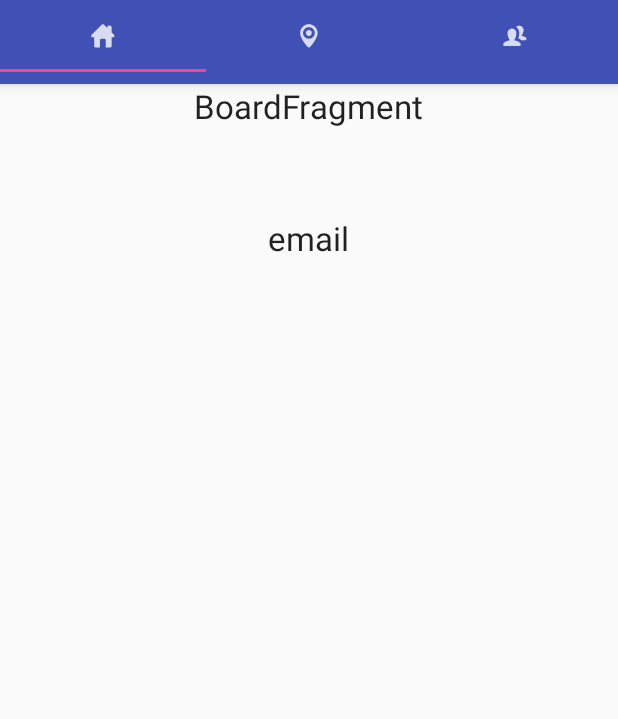
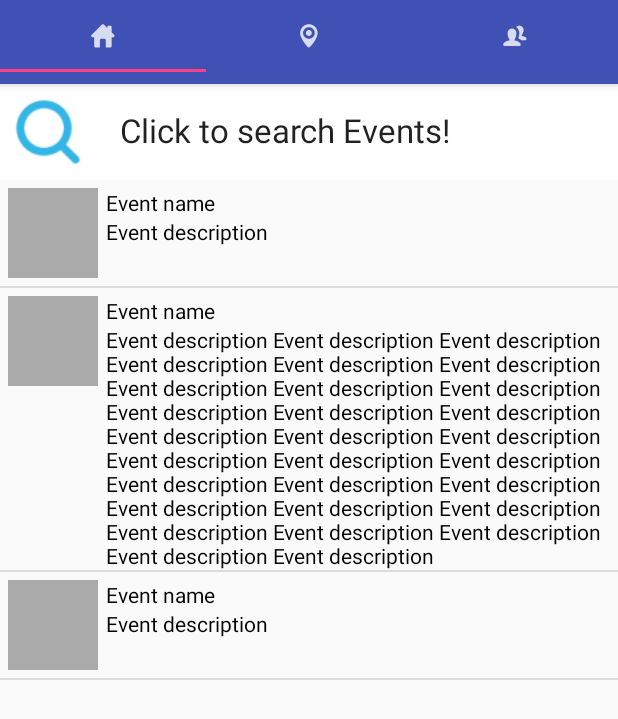
Before and after one commit to Hippo14/PracaLicencjacka_Prototyp2, an Android app: the BoardFragment screen opened directly, with no data from a screen before it, on a phone screen of 412 x 824 dp. Shown: the top 719 px of the screen. Run offline under Robolectric (Android 15) with nearby library versions, the phone set to English and light mode, and no system bars; libraries missing offline, so code that uses them is left out: com.facebook; 1 statement that could not run was skipped.

```diff
--- a/app/src/main/AndroidManifest.xml
+++ b/app/src/main/AndroidManifest.xml
@@ -50,6 +50,10 @@
             android:name="com.google.android.maps.v2.API_KEY"
             android:value="@string/google_maps_key" />
 
+        <activity
+            android:name=".SearchEventActivity"
+            android:label="@string/title_activity_search_event" >
+        </activity>
     </application>
 
 </manifest>
--- /dev/null
+++ b/app/src/main/java/wmp/uksw/pl/pracalicencjacka_prototyp2/SearchEventActivity.java
@@ -0,0 +1,37 @@
+package wmp.uksw.pl.pracalicencjacka_prototyp2;
+
+import android.support.v7.app.AppCompatActivity;
+import android.os.Bundle;
+import android.view.Menu;
+import android.view.MenuItem;
+
+public class SearchEventActivity extends AppCompatActivity {
+
+    @Override
+    protected void onCreate(Bundle savedInstanceState) {
+        super.onCreate(savedInstanceState);
+        setContentView(R.layout.activity_search_event);
+    }
+
+    @Override
+    public boolean onCreateOptionsMenu(Menu menu) {
+        // Inflate the menu; this adds items to the action bar if it is present.
+        getMenuInflater().inflate(R.menu.menu_search_event, menu);
+        return true;
+    }
+
+    @Override
+    public boolean onOptionsItemSelected(MenuItem item) {
+        // Handle action bar item clicks here. The action bar will
+        // automatically handle clicks on the Home/Up button, so long
+        // as you specify a parent activity in AndroidManifest.xml.
+        int id = item.getItemId();
+
+        //noinspection SimplifiableIfStatement
+        if (id == R.id.action_settings) {
+            return true;
+        }
+
+        return super.onOptionsItemSelected(item);
+    }
+}
--- /dev/null
+++ b/app/src/main/java/wmp/uksw/pl/pracalicencjacka_prototyp2/adapter/EventAdapter.java
@@ -0,0 +1,41 @@
+package wmp.uksw.pl.pracalicencjacka_prototyp2.adapter;
+
+import android.content.Context;
+import android.view.LayoutInflater;
+import android.view.View;
+import android.view.ViewGroup;
+import android.widget.ArrayAdapter;
+import android.widget.TextView;
+
+import java.util.List;
+
+import wmp.uksw.pl.pracalicencjacka_prototyp2.R;
+import wmp.uksw.pl.pracalicencjacka_prototyp2.models.EventRow;
+
+/**
+ * Created by MSI on 2016-01-14.
+ */
+public class EventAdapter extends ArrayAdapter<EventRow> {
+
+    public EventAdapter(Context context, List<EventRow> list) {
+        super(context, 0, list);
+    }
+
+    @Override
+    public View getView(int position, View convertView, ViewGroup parent) {
+
+        EventRow eventRow = getItem(position);
+
+        if (convertView == null)
+            convertView = LayoutInflater.from(getContext()).inflate(R.layout.event_adapter, parent, false);
+
+        TextView eventName = (TextView) convertView.findViewById(R.id.eventName);
+        TextView eventDescription = (TextView) convertView.findViewById(R.id.eventDescription);
+
+        eventName.setText(eventRow.name);
+        eventDescription.setText(eventRow.description);
+
+        return convertView;
+    }
+
+}
--- a/app/src/main/java/wmp/uksw/pl/pracalicencjacka_prototyp2/fragments/BoardFragment.java
+++ b/app/src/main/java/wmp/uksw/pl/pracalicencjacka_prototyp2/fragments/BoardFragment.java
@@ -1,14 +1,24 @@
 package wmp.uksw.pl.pracalicencjacka_prototyp2.fragments;
 
+import android.content.Intent;
+import android.support.v4.app.Fragment;
 import android.os.Bundle;
-import android.support.v4.app.Fragment;
 import android.view.LayoutInflater;
 import android.view.View;
 import android.view.ViewGroup;
-import android.widget.TextView;
+import android.widget.AdapterView;
+import android.widget.ImageButton;
+import android.widget.LinearLayout;
+import android.widget.ListView;
+
+import java.util.ArrayList;
+import java.util.List;
 
 import wmp.uksw.pl.pracalicencjacka_prototyp2.R;
+import wmp.uksw.pl.pracalicencjacka_prototyp2.SearchEventActivity;
+import wmp.uksw.pl.pracalicencjacka_prototyp2.adapter.EventAdapter;
 import wmp.uksw.pl.pracalicencjacka_prototyp2.helpers.SessionManager;
+import wmp.uksw.pl.pracalicencjacka_prototyp2.models.EventRow;
 import wmp.uksw.pl.pracalicencjacka_prototyp2.user.ProfileUser;
 
 /**
@@ -16,31 +26,60 @@ import wmp.uksw.pl.pracalicencjacka_prototyp2.user.ProfileUser;
  */
 public class BoardFragment extends Fragment {
 
-    // Store instance variables
-    private String title;
-    private int page;
+    private ListView listView;
+    private EventAdapter eventAdapter;
+    private SessionManager sessionManager;
+    private List<EventRow> list;
 
-    private SessionManager sessionManager;
+    private LinearLayout linearLayout;
+
+    @Override
+    public void onCreate(Bundle savedInstanceState) {
+        super.onCreate(savedInstanceState);
+
+        sessionManager = new SessionManager(getActivity().getApplicationContext());
+        ProfileUser profileUser = sessionManager.getProfileUser();
+
+        list = new ArrayList<>();
+        list.add(new EventRow("", "Event name", "Event description"));
+        list.add(new EventRow("", "Event name", "Event description Event description Event description Event description Event description Event description Event description Event description Event description Event description Event description Event description Event description Event description Event description Event description Event description Event description Event description Event description Event description Event description Event description Event description Event description Event description Event description Event description Event description "));
+        list.add(new EventRow("", "Event name", "Event description"));
+
+        eventAdapter = new EventAdapter(getActivity().getApplicationContext(), list);
+    }
 
     // Inflate the view for the fragment based on layout XML
     @Override
     public View onCreateView(LayoutInflater inflater, ViewGroup container, Bundle savedInstanceState) {
         View view = inflater.inflate(R.layout.fragment_board, container, false);
 
-        sessionManager = new SessionManager(getActivity().getApplicationContext());
+        linearLayout = (LinearLayout) view.findViewById(R.id.Board_searchEvent);
+        linearLayout.setOnClickListener(new View.OnClickListener() {
+            @Override
+            public void onClick(View v) {
+                Intent intent = new Intent(getActivity(), SearchEventActivity.class);
+                startActivity(intent);
+                getActivity().finish();
+            }
+        });
 
-        TextView name = (TextView) view.findViewById(R.id.name);
-        TextView email = (TextView) view.findViewById(R.id.email);
-        TextView accountType = (TextView) view.findViewById(R.id.accountType);
+        listView = (ListView) view.findViewById(android.R.id.list);
 
-        ProfileUser profileUser = sessionManager.getProfileUser();
+        listView.setOnItemClickListener(new AdapterView.OnItemClickListener() {
+            @Override
+            public void onItemClick(AdapterView<?> parent, View view, int position, long id) {
 
-        name.setText(profileUser.getName());
-        email.setText(profileUser.getEmail());
-        accountType.setText(profileUser.getAccountType());
+            }
+        });
 
+        listView.setAdapter(eventAdapter);
 
         return view;
     }
 
+    @Override
+    public void onActivityCreated(Bundle savedInstanceState) {
+        super.onActivityCreated(savedInstanceState);
+    }
+
 }
--- a/app/src/main/java/wmp/uksw/pl/pracalicencjacka_prototyp2/fragments/EventsFragment.java
+++ b/app/src/main/java/wmp/uksw/pl/pracalicencjacka_prototyp2/fragments/EventsFragment.java
@@ -1,7 +1,7 @@
 package wmp.uksw.pl.pracalicencjacka_prototyp2.fragments;
 
+import android.support.v4.app.Fragment;
 import android.os.Bundle;
-import android.support.v4.app.Fragment;
 import android.view.LayoutInflater;
 import android.view.View;
 import android.view.ViewGroup;
--- /dev/null
+++ b/app/src/main/java/wmp/uksw/pl/pracalicencjacka_prototyp2/models/EventRow.java
@@ -0,0 +1,17 @@
+package wmp.uksw.pl.pracalicencjacka_prototyp2.models;
+
+/**
+ * Created by MSI on 2016-01-14.
+ */
+public class EventRow {
+
+    private String imageUrl;
+    public String name;
+    public String description;
+
+    public EventRow (String imageUrl, String name, String description) {
+        this.imageUrl = imageUrl;
+        this.name = name;
+        this.description = description;
+    }
+}
--- /dev/null
+++ b/app/src/main/res/layout/activity_search_event.xml
@@ -0,0 +1,12 @@
+<RelativeLayout xmlns:android="http://schemas.android.com/apk/res/android"
+    xmlns:tools="http://schemas.android.com/tools" android:layout_width="match_parent"
+    android:layout_height="match_parent" android:paddingLeft="@dimen/activity_horizontal_margin"
+    android:paddingRight="@dimen/activity_horizontal_margin"
+    android:paddingTop="@dimen/activity_vertical_margin"
+    android:paddingBottom="@dimen/activity_vertical_margin"
+    tools:context="wmp.uksw.pl.pracalicencjacka_prototyp2.SearchEventActivity">
+
+    <TextView android:text="@string/hello_world" android:layout_width="wrap_content"
+        android:layout_height="wrap_content" />
+
+</RelativeLayout>
--- /dev/null
+++ b/app/src/main/res/layout/event_adapter.xml
@@ -0,0 +1,37 @@
+<?xml version="1.0" encoding="utf-8"?>
+<RelativeLayout xmlns:android="http://schemas.android.com/apk/res/android"
+    android:orientation="vertical" android:layout_width="match_parent"
+    android:layout_height="match_parent">
+
+    <ImageView
+        android:id="@+id/item_imageView"
+        android:background="@android:color/darker_gray"
+        android:layout_width="60dp"
+        android:layout_height="60dp"
+        android:layout_margin="5dp"
+        android:layout_alignParentLeft="true"
+        android:layout_marginLeft="10dp"
+        android:layout_alignParentTop="true"
+        android:layout_marginTop="10dp" />
+
+    <TextView
+        android:id="@+id/eventName"
+        android:layout_width="wrap_content"
+        android:layout_height="wrap_content"
+        android:text="Name"
+        android:textColor="#000000"
+        android:layout_marginLeft="0dp"
+        android:layout_alignTop="@+id/item_imageView"
+        android:layout_alignStart="@+id/eventDescription" />
+
+    <TextView
+        android:id="@+id/eventDescription"
+        android:layout_width="wrap_content"
+        android:layout_height="wrap_content"
+        android:text="Description"
+        android:textColor="#000000"
+        android:layout_marginLeft="0dp"
+        android:layout_below="@+id/eventName"
+        android:layout_toEndOf="@+id/item_imageView" />
+
+</RelativeLayout>
--- a/app/src/main/res/layout/fragment_board.xml
+++ b/app/src/main/res/layout/fragment_board.xml
@@ -1,39 +1,45 @@
 <?xml version="1.0" encoding="utf-8"?>
 <LinearLayout xmlns:android="http://schemas.android.com/apk/res/android"
     android:orientation="vertical" android:layout_width="match_parent"
-    android:layout_height="match_parent">
+    android:layout_height="match_parent"
+    android:weightSum="1">
 
 
-    <TextView
-        android:layout_width="wrap_content"
+    <LinearLayout
+        android:orientation="horizontal"
+        android:layout_width="match_parent"
         android:layout_height="wrap_content"
-        android:textAppearance="?android:attr/textAppearanceLarge"
-        android:text="BoardFragment"
-        android:id="@+id/textView"
-        android:layout_gravity="center_horizontal" />
+        android:background="#ffffff"
+        android:id="@+id/Board_searchEvent">
 
-    <TextView
-        android:layout_width="wrap_content"
-        android:layout_height="wrap_content"
-        android:textAppearance="?android:attr/textAppearanceLarge"
-        android:text="Large Text"
-        android:id="@+id/name"
-        android:layout_gravity="center_horizontal" />
+        <ImageButton
+            android:layout_width="64dp"
+            android:layout_height="64dp"
+            android:id="@+id/imageButton"
+            android:background="@mipmap/ic_search" />
 
-    <TextView
-        android:layout_width="wrap_content"
-        android:layout_height="wrap_content"
-        android:textAppearance="?android:attr/textAppearanceLarge"
-        android:text="Large Text"
-        android:id="@+id/email"
-        android:layout_gravity="center_horizontal" />
+        <TextView
+            android:layout_width="wrap_content"
+            android:layout_height="wrap_content"
+            android:textAppearance="?android:attr/textAppearanceLarge"
+            android:text="Click to search Events!"
+            android:layout_marginTop="16dp"
+            android:layout_marginLeft="16dp" />
+    </LinearLayout>
 
-    <TextView
-        android:layout_width="wrap_content"
-        android:layout_height="wrap_content"
-        android:textAppearance="?android:attr/textAppearanceLarge"
-        android:text="Large Text"
-        android:id="@+id/accountType"
-        android:layout_gravity="center_horizontal" />
+    <LinearLayout
+        android:orientation="horizontal"
+        android:layout_width="match_parent"
+        android:layout_height="match_parent">
+
+        <ListView
+            android:id="@android:id/list"
+            android:layout_width="match_parent"
+            android:layout_height="match_parent"
+            android:layout_alignParentTop="true"
+            android:layout_alignParentLeft="true"
+            android:layout_alignParentStart="true"/>
+
+    </LinearLayout>
 
 </LinearLayout>
--- a/app/src/main/res/layout/fragment_events.xml
+++ b/app/src/main/res/layout/fragment_events.xml
@@ -1,7 +1,8 @@
 <?xml version="1.0" encoding="utf-8"?>
 <LinearLayout xmlns:android="http://schemas.android.com/apk/res/android"
     android:orientation="vertical" android:layout_width="match_parent"
-    android:layout_height="match_parent">
+    android:layout_height="match_parent"
+    android:background="#ffffff">
 
     <TextView
         android:layout_width="wrap_content"
--- a/app/src/main/res/layout/fragment_user.xml
+++ b/app/src/main/res/layout/fragment_user.xml
@@ -1,7 +1,8 @@
 <?xml version="1.0" encoding="utf-8"?>
 <LinearLayout xmlns:android="http://schemas.android.com/apk/res/android"
     android:orientation="vertical" android:layout_width="match_parent"
-    android:layout_height="match_parent">
+    android:layout_height="match_parent"
+    android:background="#ffffff">
 
     <TextView
         android:layout_width="wrap_content"
--- /dev/null
+++ b/app/src/main/res/menu/menu_search_event.xml
@@ -0,0 +1,7 @@
+<menu xmlns:android="http://schemas.android.com/apk/res/android"
+    xmlns:app="http://schemas.android.com/apk/res-auto"
+    xmlns:tools="http://schemas.android.com/tools"
+    tools:context="wmp.uksw.pl.pracalicencjacka_prototyp2.SearchEventActivity">
+    <item android:id="@+id/action_settings" android:title="@string/action_settings"
+        android:orderInCategory="100" app:showAsAction="never" />
+</menu>
--- a/app/src/main/res/values/strings.xml
+++ b/app/src/main/res/values/strings.xml
@@ -19,4 +19,5 @@
     <string name="emailRegister">Register</string>
     <string name="EmailButton">Sign in with E-mail</string>
     <string name="title_activity_maps">Map</string>
+    <string name="title_activity_search_event">SearchEventActivity</string>
 </resources>
```
Also changed, not shown: app/src/main/ic_search-web.png (added), app/src/main/res/mipmap-hdpi/ic_search.png (added), app/src/main/res/mipmap-mdpi/ic_search.png (added), app/src/main/res/mipmap-xhdpi/ic_search.png (added), app/src/main/res/mipmap-xxhdpi/ic_search.png (added), app/src/main/res/mipmap-xxxhdpi/ic_search.png (added).
